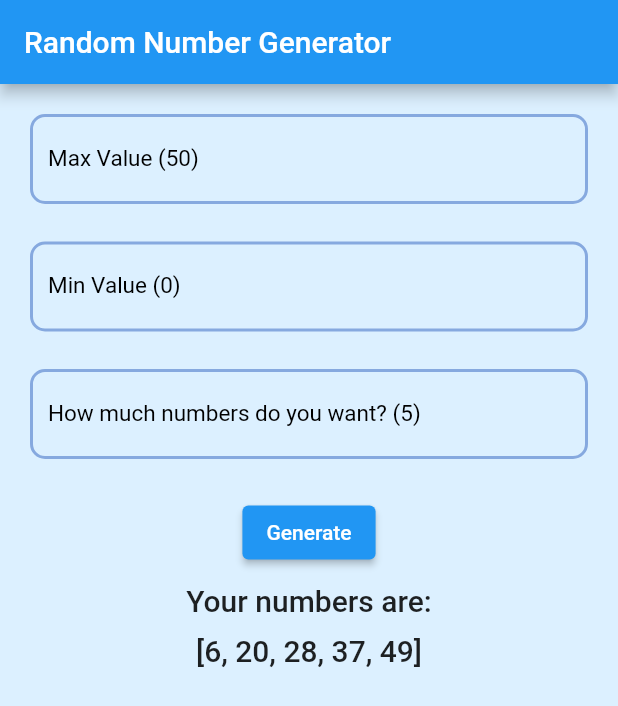
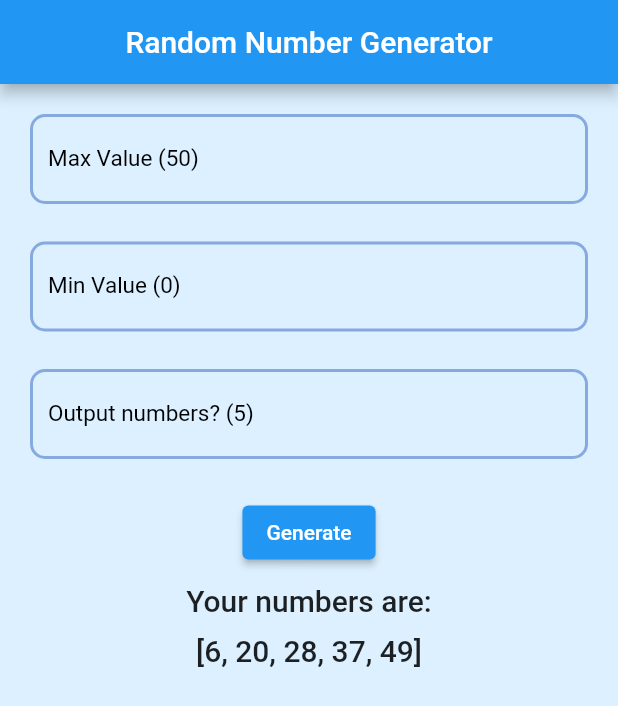
Before and after one commit to whiteSHADOW1234/RandomNumberGeneratorApp, a Flutter app: the screen it shows after launch, after a tap on "Generate", on a phone screen of 412 x 824 dp. Shown: the top 706 px of the screen. Run offline on Flutter 3.47's test engine with Material 2 defaults, Android fonts, the phone set to English and light mode, and no system bars.

Commit message:
fix the output size and center title

```diff
--- a/lib/homepage.dart
+++ b/lib/homepage.dart
@@ -35,7 +35,9 @@ class _MyHomePageState extends State<MyHomePage> {
   Widget build(BuildContext context) {
     return Scaffold(
       appBar: AppBar(
-        title: Text(widget.title),
+        title: Center(
+          child: Text(widget.title),
+        )
       ),
       body: Center(
         child: Column(
@@ -87,14 +89,14 @@ class _MyHomePageState extends State<MyHomePage> {
                   ),
 
                   updateTextFormField(
-                    labeltext: 'How much numbers do you want?',
+                    labeltext: 'Output numbers?',
                     validator: (inputVal){
                       try{
                         if (inputVal!.isEmpty){
                           inputVal = 5.toString();
                         }
-                        if(int.parse(inputVal) >= max - min){
-                          return 'Size must be less than max - min';
+                        if(int.parse(inputVal) > max - min){
+                          return "Output size mustn't greater than max-min";
                         }
                         setState(() {
                           size = int.parse(inputVal!);
```
